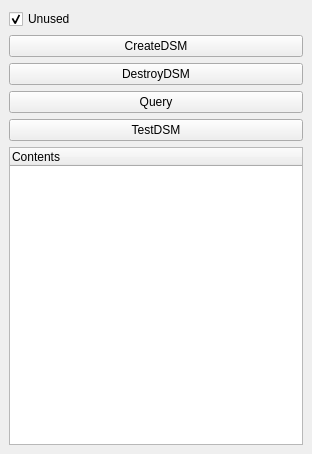
Above: pqDSMViewerPanel.ui from soumagne/icarus before the change. Below: the same form after it.
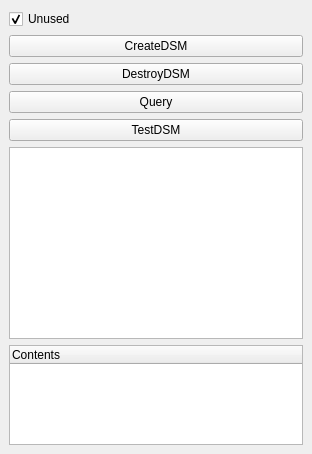
That is the form after the change. Custom widgets are drawn as their Qt base class.

Patch:
```diff
--- a/pqDSMViewerPanel.ui
+++ b/pqDSMViewerPanel.ui
@@ -60,6 +60,9 @@
       </property>
      </widget>
     </item>
+    <item>
+     <widget class="QTextEdit" name="TextOutput" />
+    </item>
     <item>
      <widget class="pqTreeWidget" name="DSMContents" >
       <property name="sizePolicy" >
```
